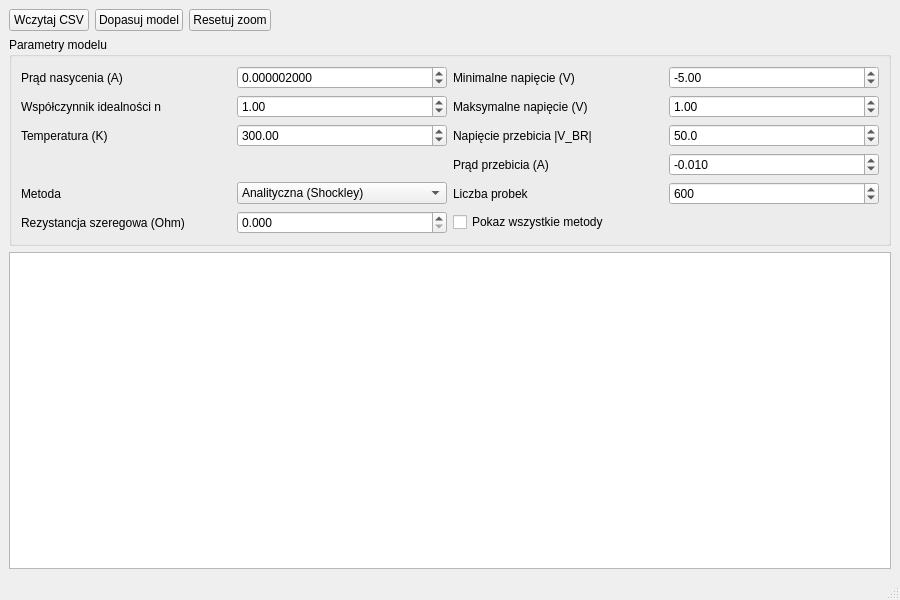
This is ui/mainwindow.ui in BartekOrchowski/Metody-numeryczne as Qt 5 draws it before an edit. The edited form follows.
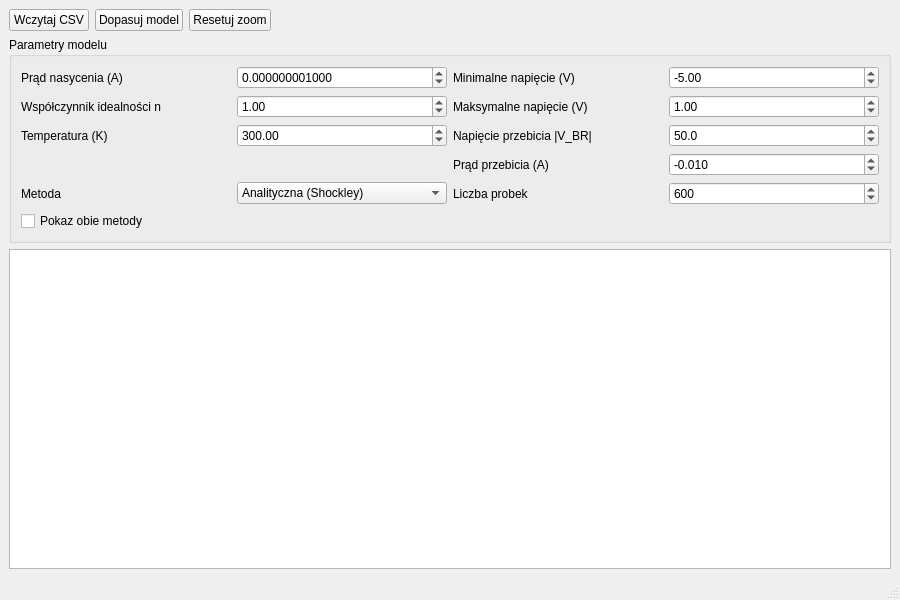
This is the edited form. Custom widgets are drawn as their Qt base class.

What changed in the file:
```diff
--- a/ui/mainwindow.ui
+++ b/ui/mainwindow.ui
@@ -69,19 +69,19 @@
        <item row="0" column="1">
         <widget class="QDoubleSpinBox" name="saturationCurrentSpin">
          <property name="decimals">
-          <number>9</number>
+          <number>12</number>
          </property>
          <property name="minimum">
           <double>1.000000000000000e-12</double>
          </property>
          <property name="maximum">
-          <double>1.000000000000000e+00</double>
+          <double>1.000000000000000e-03</double>
          </property>
          <property name="singleStep">
           <double>1.000000000000000e-06</double>
          </property>
          <property name="value">
-          <double>2.000000000000000e-06</double>
+          <double>1.000000000000000e-09</double>
          </property>
         </widget>
        </item>
@@ -287,36 +287,10 @@
         </property>
        </widget>
       </item>
-      <item row="5" column="0">
-       <widget class="QLabel" name="labelSeriesResistance">
-        <property name="text">
-         <string>Rezystancja szeregowa (Ohm)</string>
-        </property>
-       </widget>
-      </item>
-      <item row="5" column="1">
-       <widget class="QDoubleSpinBox" name="seriesResistanceSpin">
-        <property name="decimals">
-         <number>3</number>
-        </property>
-        <property name="minimum">
-         <double>0.000000000000000e+00</double>
-        </property>
-        <property name="maximum">
-         <double>1.000000000000000e+01</double>
-        </property>
-        <property name="singleStep">
-         <double>1.000000000000000e-02</double>
-        </property>
-        <property name="value">
-         <double>0.000000000000000e+00</double>
-        </property>
-       </widget>
-      </item>
-      <item row="5" column="2" colspan="2">
+      <item row="5" column="0" colspan="4">
        <widget class="QCheckBox" name="showAllMethodsCheck">
         <property name="text">
-         <string>Pokaz wszystkie metody</string>
+         <string>Pokaz obie metody</string>
         </property>
         <property name="checked">
          <bool>false</bool>
```
Left out of the diff: 7 changed lines with no effect on the pictures.
